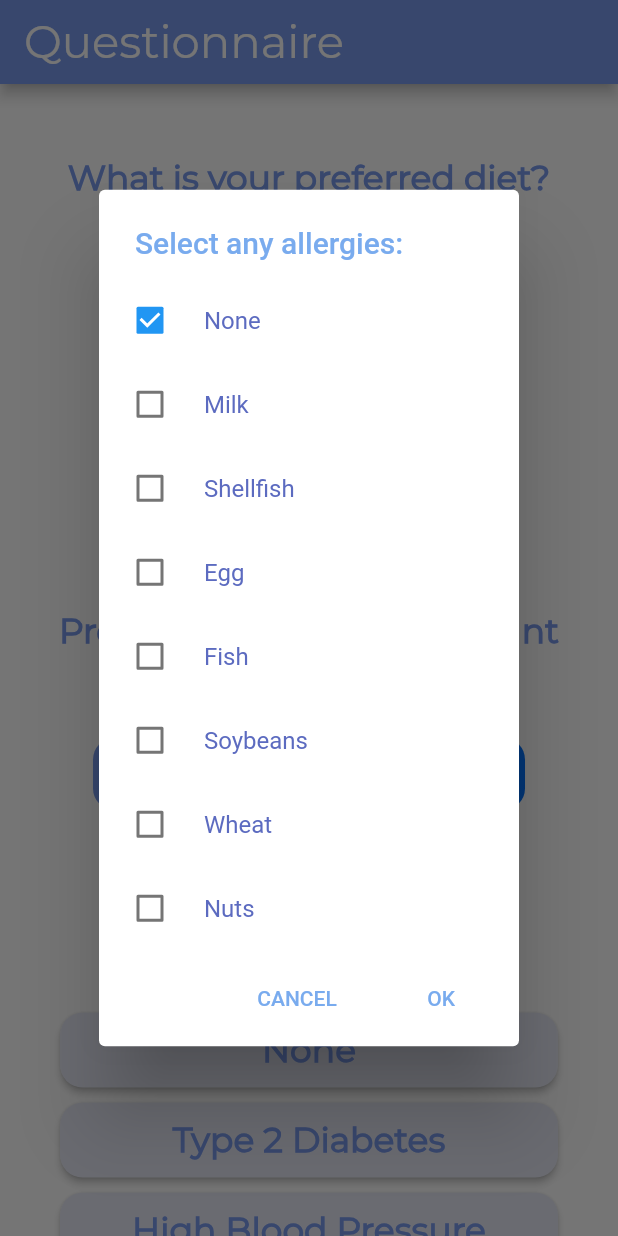
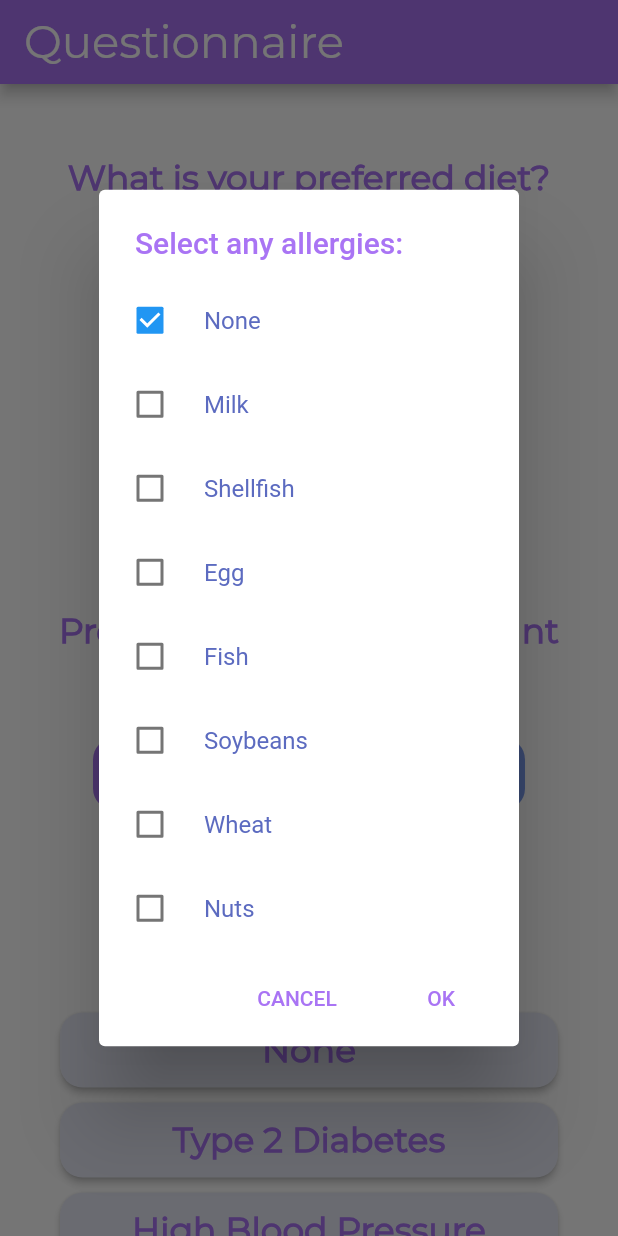
Before and after one commit to AyushiSrivastava17/CookSmart, a Flutter app: the screen it shows after launch, after a tap on "Open to Select", on a phone screen of 412 x 824 dp. Run offline on Flutter 3.47's test engine with Material 2 defaults, Android fonts, the phone set to English and light mode, and no system bars; our stand-ins replace hexcolor; project files that could hold a hidden picture were left out.

Commit message:
Added remaining questions and button functionality

```diff
--- a/lib/mechanics/multiselect.dart
+++ b/lib/mechanics/multiselect.dart
@@ -48,7 +48,8 @@ class _MultiSelectDialogState<V> extends State<MultiSelectDialog<V>> {
   @override
   Widget build(BuildContext context) {
     return AlertDialog(
-      title: Text('Select any allergies:', style: TextStyle(color: Color(0xFF79ABEE))),
+      //backgroundColor: Colors.blue[400],
+      title: Text('Select any allergies:', style: TextStyle(color: Color(0xFFA974F4))),
       contentPadding: EdgeInsets.only(top: 12.0),
       content: SingleChildScrollView(
         child: ListTileTheme(
@@ -61,11 +62,11 @@ class _MultiSelectDialogState<V> extends State<MultiSelectDialog<V>> {
       ),
       actions: <Widget>[
         FlatButton(
-          child: Text('CANCEL', style: TextStyle(color: Color(0xFF79ABEE))),
+          child: Text('CANCEL', style: TextStyle(color: Color(0xFFA974F4))),
           onPressed: _onCancelTap,
         ),
         FlatButton(
-          child: Text('OK', style: TextStyle(color: Color(0xFF79ABEE))),
+          child: Text('OK', style: TextStyle(color: Color(0xFFA974F4))),
           onPressed: _onSubmitTap,
         )
       ],
--- a/lib/mechanics/sliderBar.dart
+++ b/lib/mechanics/sliderBar.dart
@@ -43,7 +43,7 @@ class CustomSliderThumbCircle extends SliderComponentShape {
       style: new TextStyle(
         fontSize: thumbRadius * .7,
         fontWeight: FontWeight.w700,
-        color: sliderTheme.thumbColor,
+        color: Color(0xFFA974F4),
       ),
       text: getValue(value),
     );
--- a/lib/mechanics/sliderCircle.dart
+++ b/lib/mechanics/sliderCircle.dart
@@ -37,8 +37,8 @@ class _SliderWidgetState extends State<SliderWidget> {
         ),
         gradient: new LinearGradient(
             colors: [
+              const Color(0xFFA974F4),
               const Color(0xFF7A9BEE),
-              const Color(0xFF0072ff),
             ],
             begin: const FractionalOffset(0.0, 0.0),
             end: const FractionalOffset(1.0, 1.00),
--- a/lib/pages/quiz_page.dart
+++ b/lib/pages/quiz_page.dart
@@ -1,6 +1,7 @@
 import 'package:flutter/material.dart';
 import '../mechanics/multiselect.dart';
 import '../mechanics/sliderCircle.dart';
+import 'package:hexcolor/hexcolor.dart';
 
 class QuizPage extends StatefulWidget {
   @override
@@ -13,6 +14,11 @@ class QuizPageState extends State<QuizPage> {
   Color _highBloodPressureColor = Colors.indigo[50];
   Color _lowBloodPressureColor = Colors.indigo[50];
   Color _highCholestrolColor = Colors.indigo[50];
+  Set<String> healthConditions = Set();
+
+  Color _mealColor = Colors.indigo[50];
+  Color _mealPlanColor = Colors.indigo[50];
+  Set<String> mealChoice = Set();
 
   double sliderValue = 0;
   List<MultiSelectDialogItem<int>> multiItem = List();
@@ -96,7 +102,7 @@ class QuizPageState extends State<QuizPage> {
       appBar: AppBar(
         title: Text("Questionnaire",
             style: TextStyle(fontFamily: "MontSerrat", fontSize: 30)),
-        backgroundColor: Color(0xFF7A9BEE),
+        backgroundColor: Hexcolor("#a974f4"),
       ),
       body: SingleChildScrollView(
         child: Center(
@@ -113,7 +119,7 @@ class QuizPageState extends State<QuizPage> {
                   child: new Text(
                     "What is your preferred diet?",
                     style: TextStyle(
-                        color: Color(0xFF7A9BEE),
+                        color: Hexcolor("#a974f4"),
                         fontSize: 23,
                         fontWeight: FontWeight.bold,
                         fontFamily: "Montserrat"),
@@ -128,10 +134,10 @@ class QuizPageState extends State<QuizPage> {
               iconSize: 24,
               elevation: 16,
               items: buildDropdownMenuItems(_diets),
-              style: TextStyle(color: Color(0xFF7A9BEE), fontSize: 18),
+              style: TextStyle(color: Hexcolor("#a974f4"), fontSize: 18),
               underline: Container(
                 height: 3,
-                color: Color(0xFF7A9BEE),
+                color: Hexcolor("#a974f4"),
               ),
               onChanged: onChangeDropDownItem,
             ),
@@ -146,7 +152,7 @@ class QuizPageState extends State<QuizPage> {
                 child: new Center(
                   child: new Text("What are your allergies?",
                       style: TextStyle(
-                          color: Color(0xFF7A9BEE),
+                          color: Hexcolor("#a974f4"),
                           fontSize: 23,
                           fontWeight: FontWeight.bold,
                           fontFamily: "Montserrat"),
@@ -167,7 +173,7 @@ class QuizPageState extends State<QuizPage> {
                 'Open to Select',
                 style: new TextStyle(color: Colors.white, fontSize: 15),
               ),
-              backgroundColor: Color(0xFF7A9BEE),
+              backgroundColor: Hexcolor("#a974f4"),
             ),
             Padding(padding: EdgeInsets.all(20)),
             Container(
@@ -179,7 +185,7 @@ class QuizPageState extends State<QuizPage> {
                   child: new Text(
                       "Preferred maximum amount of calories in a meal?",
                       style: TextStyle(
-                          color: Color(0xFF7A9BEE),
+                          color: Hexcolor("#a974f4"),
                           fontSize: 23,
                           fontWeight: FontWeight.bold,
                           fontFamily: "Montserrat"),
@@ -201,7 +207,7 @@ class QuizPageState extends State<QuizPage> {
                 child: new Center(
                   child: new Text("Any Preexisting Health Conditions?",
                       style: TextStyle(
-                          color: Color(0xFF7A9BEE),
+                          color: Hexcolor("#a974f4"),
                           fontSize: 23,
                           fontWeight: FontWeight.bold,
                           fontFamily: "Montserrat"),
@@ -215,11 +221,14 @@ class QuizPageState extends State<QuizPage> {
             RaisedButton(
               color: _noneColor,
               onPressed: () {
+                print("None was picked!");
                 setState(() {
                   if (_noneColor == Colors.indigo[50]) {
                     _noneColor = Colors.blue[100];
+                    healthConditions.add("N");
                   } else {
                     _noneColor = Colors.indigo[50];
+                    healthConditions.remove("N");
                   }
                 });
               },
@@ -232,7 +241,7 @@ class QuizPageState extends State<QuizPage> {
                   child: Text(
                     'None',
                     style: TextStyle(
-                        color: Color(0xFF7A9BEE),
+                        color: Hexcolor("#a974f4"),
                         fontSize: 23,
                         fontWeight: FontWeight.bold,
                         fontFamily: "Montserrat"),
@@ -247,11 +256,14 @@ class QuizPageState extends State<QuizPage> {
             RaisedButton (
               color: _diabetesColor,
               onPressed: () {
+                print("Diabetes was picked!");
                 setState(() {
                   if (_diabetesColor == Colors.indigo[50]) {
+                    healthConditions.add("D");
                     _diabetesColor = Colors.blue[100];
                   } else {
                     _diabetesColor = Colors.indigo[50];
+                    healthConditions.remove("D");
                   }
                 });
               },
@@ -264,7 +276,7 @@ class QuizPageState extends State<QuizPage> {
                   child: Text(
                     'Type 2 Diabetes',
                     style: TextStyle(
-                        color: Color(0xFF7A9BEE),
+                        color: Hexcolor("#a974f4"),
                         fontSize: 23,
                         fontWeight: FontWeight.bold,
                         fontFamily: "Montserrat"),
@@ -279,11 +291,14 @@ class QuizPageState extends State<QuizPage> {
             RaisedButton(
               color: _highBloodPressureColor,
               onPressed: () {
+                print("High Blood Pressure was picked!");
                 setState(() {
                   if (_highBloodPressureColor == Colors.indigo[50]) {
                     _highBloodPressureColor = Colors.blue[100];
+                    healthConditions.add("H");
                   } else {
                     _highBloodPressureColor = Colors.indigo[50];
+                    healthConditions.remove("H");
                   }
                 });
               },
@@ -296,7 +311,7 @@ class QuizPageState extends State<QuizPage> {
                   child: Text(
                     'High Blood Pressure',
                     style: TextStyle(
-                        color: Color(0xFF7A9BEE),
+                        color: Hexcolor("#a974f4"),
                         fontSize: 23,
                         fontWeight: FontWeight.bold,
                         fontFamily: "Montserrat"),
@@ -311,11 +326,14 @@ class QuizPageState extends State<QuizPage> {
             RaisedButton(
               color: _lowBloodPressureColor,
               onPressed: () {
+                print("Low Blood Pressure is pressed");
                 setState(() {
                   if (_lowBloodPressureColor == Colors.indigo[50]) {
+                    healthConditions.add("L");
                     _lowBloodPressureColor = Colors.blue[100];
                   } else {
                     _lowBloodPressureColor = Colors.indigo[50];
+                    healthConditions.remove("L");
                   }
                 });
               },
@@ -328,7 +346,7 @@ class QuizPageState extends State<QuizPage> {
                   child: Text(
                     'Low Blood Pressure',
                     style: TextStyle(
-                        color: Color(0xFF7A9BEE),
+                        color: Hexcolor("#a974f4"),
                         fontSize: 23,
                         fontWeight: FontWeight.bold,
                         fontFamily: "Montserrat"),
@@ -340,15 +358,19 @@ class QuizPageState extends State<QuizPage> {
 
             Padding(padding: EdgeInsets.all(5)),
 
-          RaisedButton(
+            RaisedButton(
               color: _highCholestrolColor,
               onPressed: () {
+                print("Cholesterol was picked!");
                 setState(() {
                   if (_highCholestrolColor == Colors.indigo[50]) {
+                    healthConditions.add("C");
                     _highCholestrolColor = Colors.blue[100];
                   } else {
                     _highCholestrolColor = Colors.indigo[50];
+                    healthConditions.remove("C");
                   }
+                  print(healthConditions);
                 });
               },
               shape: new RoundedRectangleBorder(
@@ -360,7 +382,62 @@ class QuizPageState extends State<QuizPage> {
                   child: Text(
                     'High Cholestrol',
                     style: TextStyle(
-                        color: Color(0xFF7A9BEE),
+                        color: Hexcolor("#a974f4"),
+                        fontSize: 23,
+                        fontWeight: FontWeight.bold,
+                        fontFamily: "Montserrat"),
+                    textAlign: TextAlign.center,
+                  ),
+                ),
+              ),
+            ),
+
+            Padding(padding: EdgeInsets.only(top: 40)),
+
+            Container(
+              height: 75.0,
+              width: 350.0,
+              color: Colors.transparent,
+              child: Container(
+                child: new Center(
+                  child: new Text(
+                      "Looking for a single meal or a daily meal plan?",
+                      style: TextStyle(
+                          color: Hexcolor("#a974f4"),
+                          fontSize: 23,
+                          fontWeight: FontWeight.bold,
+                          fontFamily: "Montserrat"),
+                      textAlign: TextAlign.center),
+                ),
+              ),
+            ),
+
+             Padding(padding: EdgeInsets.only(top: 20)),
+
+              RaisedButton(
+              color: _mealPlanColor,
+              onPressed: () {
+                print("Meal Plan is pressed");
+                setState(() {
+                  if (_mealPlanColor == Colors.indigo[50]) {
+                     mealChoice.add("P");
+                    _mealPlanColor = Colors.blue[100];
+                  } else {
+                    _mealPlanColor = Colors.indigo[50];
+                    mealChoice.remove("P");
+                  }
+                });
+              },
+              shape: new RoundedRectangleBorder(
+                  borderRadius: new BorderRadius.circular(15)),
+              child: Container(
+                width: 300,
+                height: 50,
+                child: Center(
+                  child: Text(
+                    'Meal Plan',
+                    style: TextStyle(
+                        color: Hexcolor("#a974f4"),
                         fontSize: 23,
                         fontWeight: FontWeight.bold,
                         fontFamily: "Montserrat"),
@@ -372,6 +449,41 @@ class QuizPageState extends State<QuizPage> {
 
             Padding(padding: EdgeInsets.all(5)),
 
+            RaisedButton(
+              color: _mealColor,
+              onPressed: () {
+                print("Meal is pressed!");
+                setState(() {
+                  if (_mealColor == Colors.indigo[50]) {
+                    mealChoice.add("M");
+                    _mealColor = Colors.blue[100];
+                  } else {
+                    _mealColor = Colors.indigo[50];
+                    mealChoice.remove("M");
+                  }
+                  print(mealChoice);
+                });
+              },
+              shape: new RoundedRectangleBorder(
+                  borderRadius: new BorderRadius.circular(15)),
+              child: Container(
+                width: 300,
+                height: 50,
+                child: Center(
+                  child: Text(
+                    'Single Meal',
+                    style: TextStyle(
+                        color: Hexcolor("#a974f4"),
+                        fontSize: 23,
+                        fontWeight: FontWeight.bold,
+                        fontFamily: "Montserrat"),
+                    textAlign: TextAlign.center,
+                  ),
+                ),
+              ),
+            ),
+
+            Padding(padding: EdgeInsets.only(top: 50)),
 
           ]),
         ),
--- a/pubspec.yaml
+++ b/pubspec.yaml
@@ -26,6 +26,7 @@ dependencies:
   cupertino_icons: ^0.1.2
 
 dev_dependencies:
+  hexcolor: ^1.0.4
   flutter_test:
     sdk: flutter
 
```
Also changed, not shown: 1 other file.
